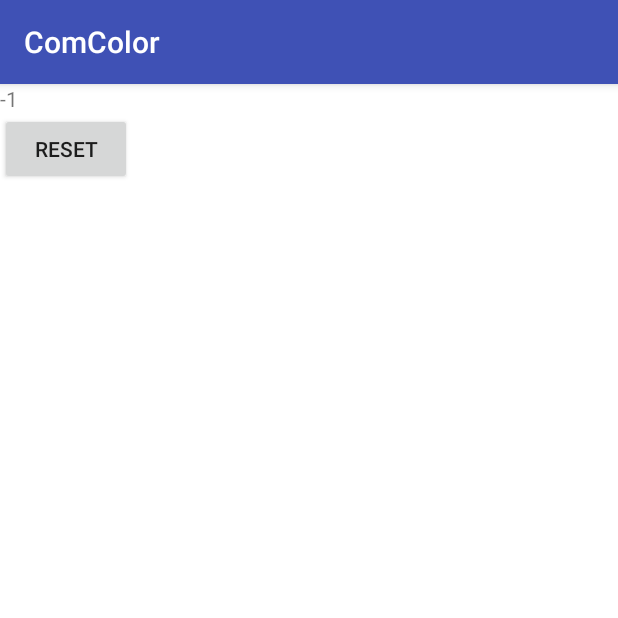
After one commit to cpslab/ComColor, an Android app: the fragment CanvasFragment shown on its own in the app's theme, on a phone screen of 412 x 824 dp, the top half of it. The commit adds this screen. Run offline under Robolectric (Android 15) with nearby library versions, the phone set to English and light mode, and no system bars.

Commit message:
Refactor: To fragment

```diff
--- /dev/null
+++ b/app/src/main/java/com/elzup/comcolor/views/fragments/CanvasFragment.java
@@ -0,0 +1,65 @@
+package com.elzup.comcolor.views.fragments;
+
+import android.app.Fragment;
+import android.graphics.Color;
+import android.os.Bundle;
+import android.view.LayoutInflater;
+import android.view.View;
+import android.view.ViewGroup;
+import android.widget.Button;
+import android.widget.TextView;
+
+import com.elzup.comcolor.R;
+import com.elzup.comcolor.models.StateService;
+
+public class CanvasFragment extends Fragment {
+    public static final String TAG = "CanvasFragment";
+
+    public int mColor;
+    StateService service;
+
+    TextView colorText;
+    Button resetButton;
+
+    @Override
+    public void onCreate(Bundle savedInstanceState) {
+        super.onCreate(savedInstanceState);
+        this.service = new StateService(this.getActivity().getApplicationContext());
+    }
+
+    @Override
+    public View onCreateView(LayoutInflater inflater, ViewGroup container,
+                             Bundle savedInstanceState) {
+        View v = inflater.inflate(R.layout.fragment_canvas, null);
+        colorText = (TextView) v.findViewById(R.id.color_text);
+        resetButton = (Button) v.findViewById(R.id.reset_button);
+        resetButton.setOnClickListener(new View.OnClickListener() {
+            @Override
+            public void onClick(View v) {
+                updateColor(Color.WHITE);
+            }
+        });
+        return v;
+    }
+
+    @Override
+    public void onResume() {
+        super.onResume();
+        resyncColor();
+
+    }
+
+    public void resyncColor() {
+        this.updateColor(this.service.getColor());
+    }
+
+    /**
+     * mColor の値を set してから呼び出すと textView に反映する
+     */
+    public void updateColor(int color) {
+        this.mColor = color;
+        this.service.setColor(color);
+        colorText.setText(String.valueOf(this.mColor));
+        getView().setBackgroundColor(this.mColor);
+    }
+}
--- /dev/null
+++ b/app/src/main/res/layout/fragment_canvas.xml
@@ -0,0 +1,21 @@
+<?xml version="1.0" encoding="utf-8"?>
+<LinearLayout xmlns:android="http://schemas.android.com/apk/res/android"
+    android:layout_width="match_parent"
+    android:layout_height="match_parent"
+    android:orientation="vertical">
+
+    <TextView
+        android:id="@+id/color_text"
+        android:layout_width="wrap_content"
+        android:layout_height="wrap_content"
+        android:text="none" />
+
+    <Button
+        android:id="@+id/reset_button"
+        android:layout_width="wrap_content"
+        android:layout_height="wrap_content"
+        android:layout_alignParentBottom="true"
+        android:layout_alignParentRight="true"
+        android:text="reset" />
+
+</LinearLayout>
```
Also changed, not shown: app/src/main/java/com/elzup/comcolor/views/activities/MainActivity.java (+33 -61 lines), app/src/main/res/layout/activity_main.xml (+5 -20 lines).
